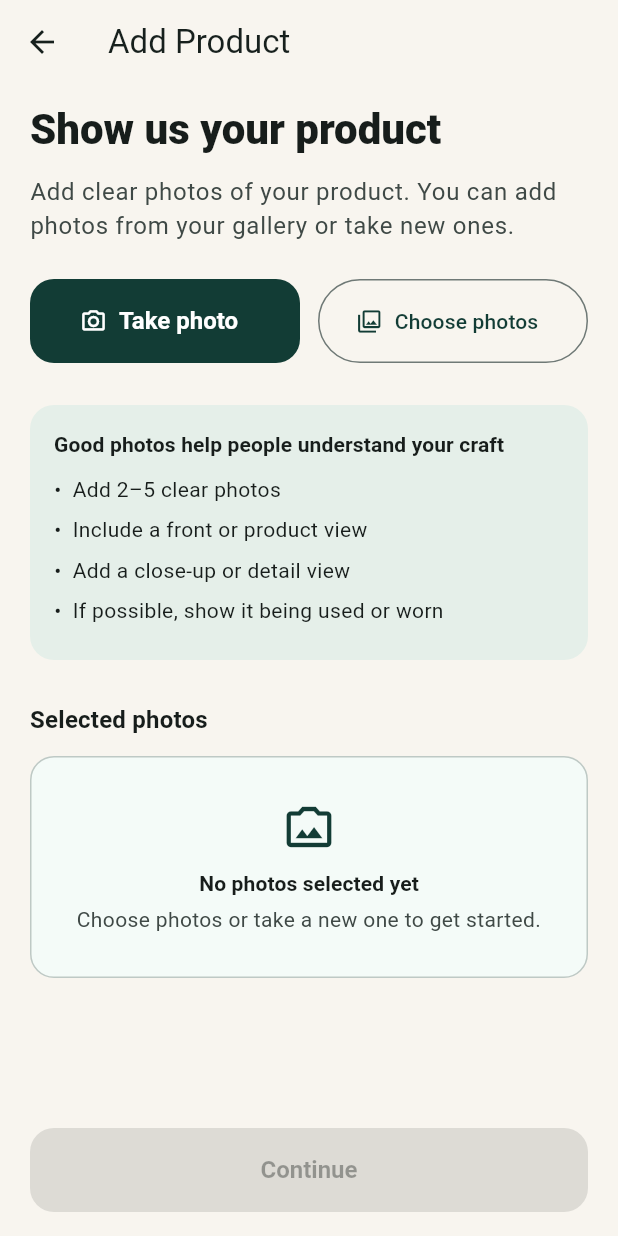
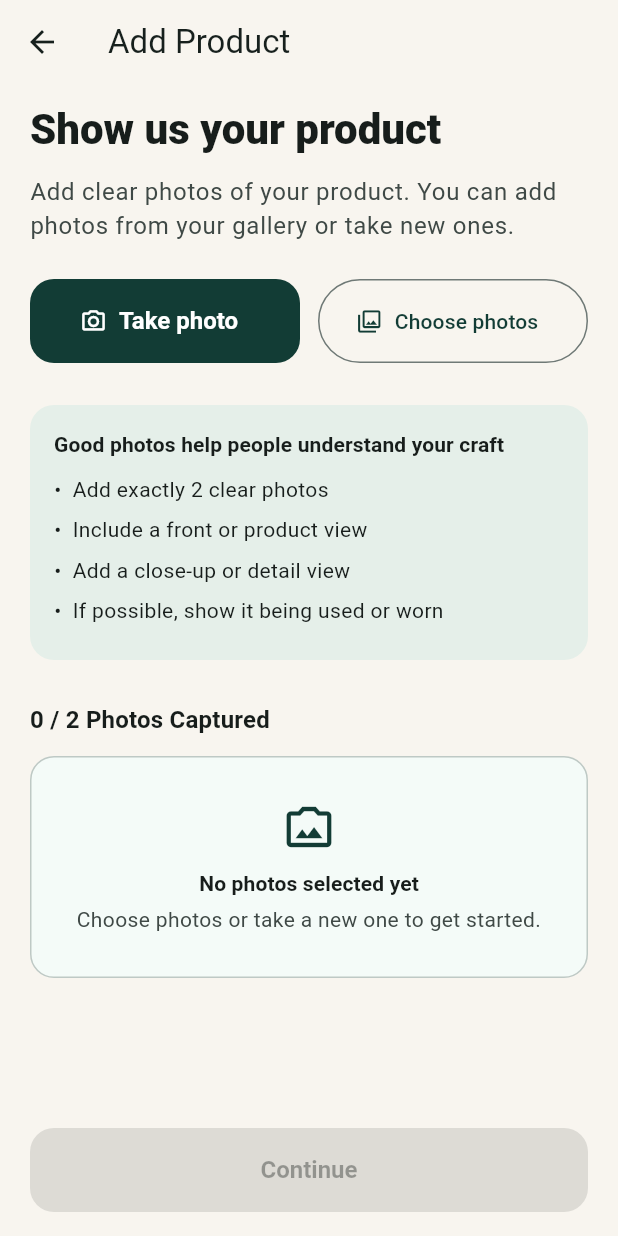
Before and after one commit to syed7-crypto/SIH26090, a Flutter app: the AddProductPage screen opened directly, on a phone screen of 412 x 824 dp. Run offline on Flutter 3.47's test engine with Material 3 defaults, Android fonts, the phone set to English and light mode, and no system bars; our stand-ins replace file_picker, image_picker, share_plus, shared_preferences; missing offline and left inert: record; accounts and stored records are empty.

Commit message:
feat: enhance onboarding and product management features, update UI components, and integrate sharing functionality

```diff
--- a/frontend/lib/core/constants/api_constants.dart
+++ b/frontend/lib/core/constants/api_constants.dart
@@ -1,5 +1,10 @@
 abstract final class ApiConstants {
-  static const defaultBaseUrl = 'http://localhost:8000';
+  static const baseUrl = String.fromEnvironment(
+    'API_BASE_URL',
+    defaultValue: 'http://10.0.2.2:8000',
+  );
+
+  static const defaultBaseUrl = baseUrl;
   static const photoAnalysisPath = '/api/v1/products/{id}/photos/analyze';
   static const voiceAnalysisPath = '/api/v1/products/{id}/voice/analyze';
 }
--- a/frontend/lib/core/constants/app_constants.dart
+++ b/frontend/lib/core/constants/app_constants.dart
@@ -1,5 +1,5 @@
 abstract final class AppConstants {
   static const appName = 'KarigarAI';
   static const minimumPhotos = 2;
-  static const maximumPhotos = 5;
+  static const maximumPhotos = 2;
 }
--- a/frontend/lib/core/routes/app_routes.dart
+++ b/frontend/lib/core/routes/app_routes.dart
@@ -1,7 +1,24 @@
 abstract final class AppRoutes {
+  static const splash = '/';
+  static const welcome = '/welcome';
+  static const languageSelect = '/language-select';
+  static const artisanOnboarding = '/artisan-onboarding';
   static const home = '/home';
   static const products = '/products';
-  static const create = '/create';
+  static const photoCapture = '/create/photo-capture';
+  static const qualityCheck = '/create/quality-check';
+  static const voice = '/create/voice';
+  static const aiProcessing = '/create/ai-processing';
+  static const infoEdit = '/create/info-edit';
+  static const pricing = '/create/pricing';
+  static const readiness = '/create/readiness';
+  static const listingReady = '/create/listing-ready';
+  static const preview = '/create/preview';
+  static const share = '/create/share';
+  static const create = photoCapture;
   static const marketplace = '/marketplace';
   static const profile = '/profile';
+  static const settings = '/settings';
+  static const logoutDialog = '/dialog/logout';
+  static const photoRetake = '/create/photo-retake';
 }
--- a/frontend/lib/screens/add_product.dart
+++ b/frontend/lib/screens/add_product.dart
@@ -17,7 +17,7 @@ class AddProductPage extends StatefulWidget {
 }
 
 class _AddProductPageState extends State<AddProductPage> {
-  static const _maxPhotos = 5;
+  static const _maxPhotos = 2;
   static const _productId = 'ART-001';
   final ImagePicker _picker = ImagePicker();
   final List<XFile> _photos = [];
@@ -26,7 +26,7 @@ class _AddProductPageState extends State<AddProductPage> {
 
   Future<void> _takePhoto() async {
     if (_photos.length >= _maxPhotos) {
-      _showMessage('You can add up to 5 photos.');
+      _showMessage('Maximum 2 images allowed per product listing.');
       return;
     }
     final photo = await _picker.pickImage(source: ImageSource.camera);
@@ -36,7 +36,7 @@ class _AddProductPageState extends State<AddProductPage> {
 
   Future<void> _choosePhotos() async {
     if (_photos.length >= _maxPhotos) {
-      _showMessage('You can add up to 5 photos.');
+      _showMessage('Maximum 2 images allowed per product listing.');
       return;
     }
     final pickedPhotos = await _picker.pickMultiImage();
@@ -44,7 +44,7 @@ class _AddProductPageState extends State<AddProductPage> {
 
     final remainingSlots = _maxPhotos - _photos.length;
     if (pickedPhotos.length > remainingSlots) {
-      _showMessage('You can add only $remainingSlots more photo(s).');
+      _showMessage('Maximum 2 images allowed per product listing.');
     }
     setState(() => _photos.addAll(pickedPhotos.take(remainingSlots)));
   }
@@ -129,16 +129,18 @@ class _AddProductPageState extends State<AddProductPage> {
                     ),
                     const SizedBox(height: 24),
                     _PhotoActions(
-                      onCameraPressed: _takePhoto,
-                      onGalleryPressed: _choosePhotos,
+                      onCameraPressed: _photos.length < _maxPhotos
+                          ? _takePhoto
+                          : null,
+                      onGalleryPressed: _photos.length < _maxPhotos
+                          ? _choosePhotos
+                          : null,
                     ),
                     const SizedBox(height: 28),
                     _PhotoGuidance(theme: theme),
                     const SizedBox(height: 28),
                     Text(
-                      _photos.isEmpty
-                          ? 'Selected photos'
-                          : 'Selected photos (${_photos.length}/$_maxPhotos)',
+                      '${_photos.length} / $_maxPhotos Photos Captured',
                       style: theme.textTheme.titleMedium?.copyWith(
                         fontWeight: FontWeight.w700,
                       ),
@@ -189,8 +191,8 @@ class _PhotoActions extends StatelessWidget {
     required this.onCameraPressed,
     required this.onGalleryPressed,
   });
-  final VoidCallback onCameraPressed;
-  final VoidCallback onGalleryPressed;
+  final VoidCallback? onCameraPressed;
+  final VoidCallback? onGalleryPressed;
 
   @override
   Widget build(BuildContext context) {
@@ -229,7 +231,7 @@ class _PhotoGuidance extends StatelessWidget {
   @override
   Widget build(BuildContext context) {
     const guidance = [
-      'Add 2–5 clear photos',
+      'Add exactly 2 clear photos',
       'Include a front or product view',
       'Add a close-up or detail view',
       'If possible, show it being used or worn',
--- a/frontend/lib/services/api_service.dart
+++ b/frontend/lib/services/api_service.dart
@@ -4,6 +4,7 @@ import 'dart:convert';
 import 'package:http/http.dart' as http;
 import 'package:image_picker/image_picker.dart';
 
+import '../core/constants/api_constants.dart';
 import '../models/photo_analysis.dart';
 import '../models/voice_analysis.dart';
 
@@ -19,7 +20,7 @@ class ApiException implements Exception {
 
 class ApiService {
   ApiService({String? baseUrl, http.Client? client})
-    : baseUrl = baseUrl ?? 'http://localhost:8000',
+    : baseUrl = baseUrl ?? ApiConstants.baseUrl,
       _client = client ?? http.Client();
 
   final String baseUrl;
--- a/frontend/lib/services/camera_service.dart
+++ b/frontend/lib/services/camera_service.dart
@@ -5,5 +5,6 @@ class CameraService {
   final ImagePicker _picker;
   Future<XFile?> capturePhoto() =>
       _picker.pickImage(source: ImageSource.camera);
-  Future<List<XFile>> pickPhotos() => _picker.pickMultiImage();
+  Future<List<XFile>> pickPhotos() async =>
+      (await _picker.pickMultiImage()).take(2).toList();
 }
--- a/frontend/pubspec.yaml
+++ b/frontend/pubspec.yaml
@@ -37,6 +37,7 @@ dependencies:
   record: ^7.1.1
   path_provider: ^2.1.6
   shared_preferences: ^2.5.3
+  share_plus: ^10.1.4
 
   # The following adds the Cupertino Icons font to your application.
   # Use with the CupertinoIcons class for iOS style icons.
```
Also changed, not shown: frontend/lib/app.dart (+4 -5 lines), frontend/lib/core/routes/route_generator.dart (+21 -0 lines), frontend/lib/core/theme/app_colors.dart (+10 -4 lines), frontend/lib/models/product_draft.dart (+15 -12 lines), frontend/lib/screens/onboarding/splash_screen.dart (+30 -3 lines), frontend/lib/screens/settings_screen.dart (added, +67 -0 lines), frontend/lib/screens/share_page.dart (added, +43 -0 lines), frontend/lib/services/storage_service.dart (+33 -0 lines), frontend/lib/state/app_state.dart (+28 -0 lines), frontend/pubspec.lock, 6 other files.
